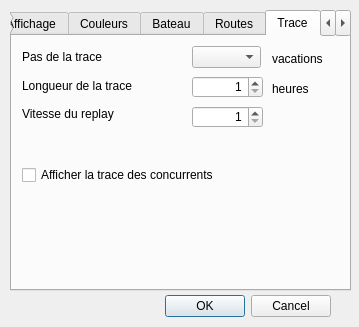
Qt form src/Ui/paramVLM.ui (nohal/qtVlm) before a commit.
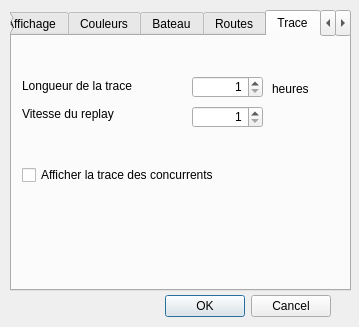
The same form after that commit. The open tabs and pages were chosen to show the change. Icons and pictures are not drawn.

Commit message: Fix trace for user's own boat Remove option for trace's step Fix qtVlm opening when password has changed Do not call trace for realBoats if last update date has not changed Center boat at qtVlm opening only if option if set.

Diff of the .ui file:
```diff
--- a/src/Ui/paramVLM.ui
+++ b/src/Ui/paramVLM.ui
@@ -765,19 +765,6 @@
     <attribute name="title">
      <string>Trace</string>
     </attribute>
-    <widget class="QLabel" name="label_9">
-     <property name="geometry">
-      <rect>
-       <x>10</x>
-       <y>10</y>
-       <width>131</width>
-       <height>21</height>
-      </rect>
-     </property>
-     <property name="text">
-      <string>Pas de la trace</string>
-     </property>
-    </widget>
     <widget class="QLabel" name="label_10">
      <property name="geometry">
       <rect>
@@ -810,16 +797,6 @@
       <string>Afficher la trace des concurrents</string>
      </property>
     </widget>
-    <widget class="QComboBox" name="trace_step">
-     <property name="geometry">
-      <rect>
-       <x>180</x>
-       <y>10</y>
-       <width>69</width>
-       <height>22</height>
-      </rect>
-     </property>
-    </widget>
     <widget class="QSpinBox" name="trace_length">
      <property name="geometry">
       <rect>
@@ -839,19 +816,6 @@
       <number>48</number>
      </property>
     </widget>
-    <widget class="QLabel" name="label_11">
-     <property name="geometry">
-      <rect>
-       <x>260</x>
-       <y>15</y>
-       <width>71</width>
-       <height>16</height>
-      </rect>
-     </property>
-     <property name="text">
-      <string>vacations</string>
-     </property>
-    </widget>
     <widget class="QLabel" name="label_12">
      <property name="geometry">
       <rect>
```
Left out of the diff: 5 changed lines with no effect on the pictures. The commit also changes 14 other files.
